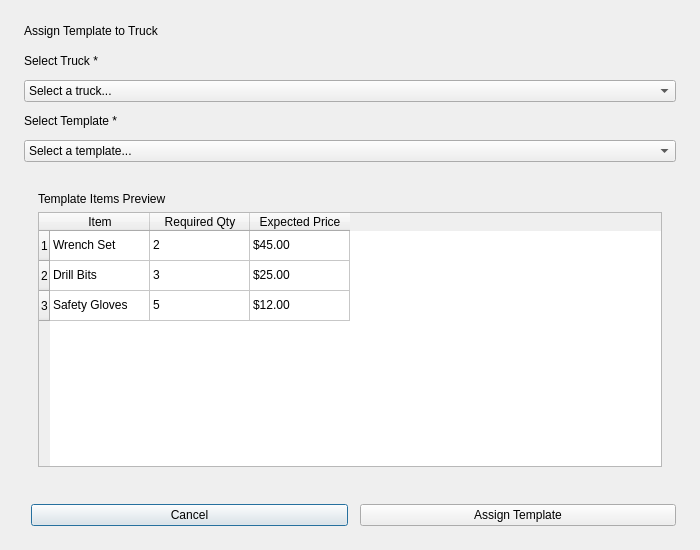
Before: the Qt Designer form InventoryQtApp/AssignTemplateDialog.ui in Felipeact/InventoryQtApp, drawn with Qt 5.
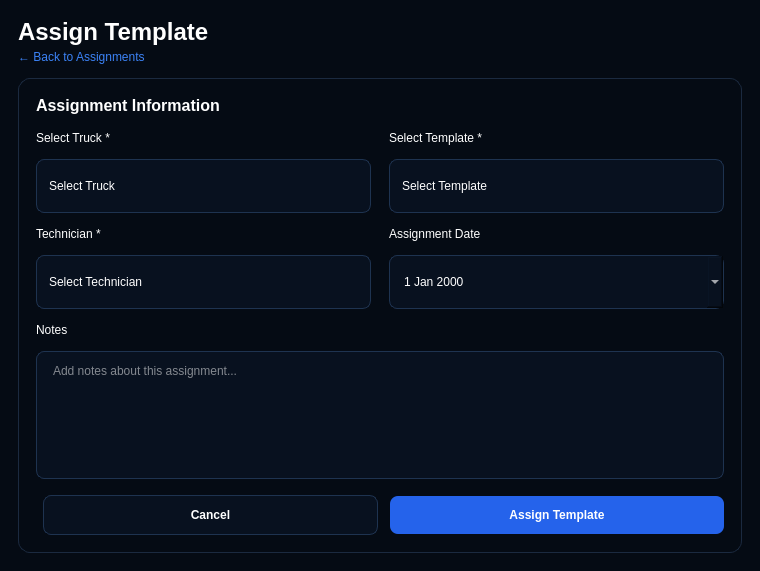
After: the same form once the commit is applied.

```diff
--- a/InventoryQtApp/AssignTemplateDialog.ui
+++ b/InventoryQtApp/AssignTemplateDialog.ui
@@ -6,278 +6,488 @@
 			<rect>
 				<x>0</x>
 				<y>0</y>
-				<width>700</width>
-				<height>550</height>
+				<width>760</width>
+				<height>520</height>
 			</rect>
 		</property>
+
 		<property name="windowTitle">
-			<string>Assign Template to Truck</string>
+			<string>Assign Template</string>
+		</property>
+
+		<property name="styleSheet">
+			<string notr="true">
+
+				QDialog#AssignTemplateDialogClass {
+				background-color: #050B14;
+				color: #FFFFFF;
+				font-family: "Segoe UI";
+				}
+
+				QLabel {
+				background: transparent;
+				color: #FFFFFF;
+				}
+
+				QLabel#dialogTitle {
+				font-size: 24px;
+				font-weight: 800;
+				}
+
+				QLabel#backLabel {
+				color: #3B82F6;
+				font-size: 12px;
+				}
+
+				QWidget#formCard {
+				background: qlineargradient(
+				x1:0, y1:0,
+				x2:1, y2:1,
+				stop:0 #0B1626,
+				stop:1 #091322
+				);
+				border: 1px solid #1B2A40;
+				border-radius: 12px;
+				}
+
+				QLabel#sectionTitle {
+				font-size: 16px;
+				font-weight: 800;
+				color: #FFFFFF;
+				}
+
+				QLabel#fieldLabel {
+				color: #CBD5E1;
+				font-size: 12px;
+				font-weight: 600;
+				}
+
+				QComboBox,
+				QDateEdit,
+				QPlainTextEdit {
+				background-color: #08111F;
+				border: 1px solid #1E3350;
+				border-radius: 8px;
+				color: #FFFFFF;
+				padding: 8px 12px;
+				min-height: 36px;
+				font-size: 12px;
+				}
+
+				QComboBox:focus,
+				QDateEdit:focus,
+				QPlainTextEdit:focus {
+				border: 1px solid #2563EB;
+				}
+
+				QComboBox::drop-down {
+				border: none;
+				width: 26px;
+				}
+
+				QPlainTextEdit {
+				min-height: 110px;
+				}
+
+				QPushButton#cancelButton {
+				background-color: #08111F;
+				border: 1px solid #1E3350;
+				border-radius: 8px;
+				color: white;
+				min-height: 38px;
+				min-width: 120px;
+				font-weight: 700;
+				}
+
+				QPushButton#cancelButton:hover {
+				background-color: #111C2D;
+				}
+
+				QPushButton#assignButton {
+				background-color: #2563EB;
+				border: none;
+				border-radius: 8px;
+				color: white;
+				min-height: 38px;
+				min-width: 140px;
+				font-weight: 800;
+				}
+
+				QPushButton#assignButton:hover {
+				background-color: #1D4ED8;
+				}
+
+			</string>
 		</property>
 
 		<layout class="QVBoxLayout" name="rootLayout">
 			<property name="leftMargin">
-				<number>24</number>
+				<number>18</number>
 			</property>
+
 			<property name="topMargin">
-				<number>24</number>
+				<number>18</number>
 			</property>
+
 			<property name="rightMargin">
-				<number>24</number>
+				<number>18</number>
 			</property>
+
 			<property name="bottomMargin">
-				<number>24</number>
+				<number>18</number>
 			</property>
+
 			<property name="spacing">
-				<number>16</number>
+				<number>14</number>
 			</property>
 
-			<item>
-				<widget class="QLabel" name="dialogTitle">
-					<property name="text">
-						<string>Assign Template to Truck</string>
-					</property>
-				</widget>
-			</item>
+			<!-- TITLE -->
 
 			<item>
-				<layout class="QVBoxLayout" name="selectLayout">
+
+				<layout class="QVBoxLayout" name="titleLayout">
+
 					<property name="spacing">
-						<number>12</number>
+						<number>4</number>
 					</property>
 
 					<item>
-						<widget class="QLabel" name="truckLabel">
+
+						<widget class="QLabel" name="dialogTitle">
+
 							<property name="text">
-								<string>Select Truck *</string>
+								<string>Assign Template</string>
 							</property>
-						</widget>
-					</item>
 
-					<item>
-						<widget class="QComboBox" name="truckCombo">
-							<item>
-								<property name="text">
-									<string>Select a truck...</string>
-								</property>
-							</item>
-							<item>
-								<property name="text">
-									<string>Truck 1 - ABC-123</string>
-								</property>
-							</item>
-							<item>
-								<property name="text">
-									<string>Truck 2 - XYZ-456</string>
-								</property>
-							</item>
-							<item>
-								<property name="text">
-									<string>Truck 3 - DEF-789</string>
-								</property>
-							</item>
-							<item>
-								<property name="text">
-									<string>Truck 4 - GHI-012</string>
-								</property>
-							</item>
 						</widget>
+
 					</item>
 
 					<item>
-						<widget class="QLabel" name="templateLabel">
+
+						<widget class="QLabel" name="backLabel">
+
 							<property name="text">
-								<string>Select Template *</string>
+								<string>← Back to Assignments</string>
 							</property>
-						</widget>
-					</item>
 
-					<item>
-						<widget class="QComboBox" name="templateCombo">
-							<item>
-								<property name="text">
-									<string>Select a template...</string>
-								</property>
-							</item>
-							<item>
-								<property name="text">
-									<string>Standard Tools</string>
-								</property>
-							</item>
-							<item>
-								<property name="text">
-									<string>Safety Kit</string>
-								</property>
-							</item>
-							<item>
-								<property name="text">
-									<string>Power Tools</string>
-								</property>
-							</item>
-							<item>
-								<property name="text">
-									<string>Diagnostic Kit</string>
-								</property>
-							</item>
-							<item>
-								<property name="text">
-									<string>Emergency Kit</string>
-								</property>
-							</item>
 						</widget>
+
 					</item>
+
 				</layout>
+
 			</item>
 
+			<!-- FORM CARD -->
+
 			<item>
-				<widget class="QWidget" name="previewCard" native="true">
-					<layout class="QVBoxLayout" name="previewCardLayout">
+
+				<widget class="QWidget" name="formCard" native="true">
+
+					<layout class="QVBoxLayout" name="formCardLayout">
+
 						<property name="leftMargin">
-							<number>14</number>
+							<number>18</number>
 						</property>
+
 						<property name="topMargin">
-							<number>14</number>
+							<number>18</number>
 						</property>
+
 						<property name="rightMargin">
-							<number>14</number>
+							<number>18</number>
 						</property>
+
 						<property name="bottomMargin">
-							<number>14</number>
+							<number>18</number>
 						</property>
 
+						<property name="spacing">
+							<number>16</number>
+						</property>
+
+						<!-- SECTION TITLE -->
+
 						<item>
-							<widget class="QLabel" name="previewTitle">
+
+							<widget class="QLabel" name="sectionTitle">
+
 								<property name="text">
-									<string>Template Items Preview</string>
+									<string>Assignment Information</string>
 								</property>
+
 							</widget>
+
 						</item>
 
+						<!-- FORM -->
+
 						<item>
-							<widget class="QTableWidget" name="previewTable">
-								<property name="columnCount">
-									<number>3</number>
+
+							<layout class="QGridLayout" name="formGrid">
+
+								<property name="horizontalSpacing">
+									<number>18</number>
 								</property>
-								<property name="rowCount">
-									<number>3</number>
+
+								<property name="verticalSpacing">
+									<number>14</number>
 								</property>
 								<property name="maximumHeight">
 									<number>150</number>
 								</property>
 
-								<column>
-									<property name="text">
-										<string>Item</string>
-									</property>
-								</column>
-								<column>
-									<property name="text">
-										<string>Required Qty</string>
-									</property>
-								</column>
-								<column>
-									<property name="text">
-										<string>Expected Price</string>
-									</property>
-								</column>
+								<!-- TRUCK -->
 
 								<item row="0" column="0">
-									<property name="text">
-										<string>Wrench Set</string>
-									</property>
-								</item>
-								<item row="0" column="1">
-									<property name="text">
-										<string>2</string>
-									</property>
-								</item>
-								<item row="0" column="2">
-									<property name="text">
-										<string>$45.00</string>
-									</property>
+
+									<widget class="QLabel" name="truckLabel">
+
+										<property name="text">
+											<string>Select Truck *</string>
+										</property>
+
+									</widget>
+
 								</item>
 
 								<item row="1" column="0">
-									<property name="text">
-										<string>Drill Bits</string>
-									</property>
+
+									<widget class="QComboBox" name="truckComboBox">
+
+										<item>
+											<property name="text">
+												<string>Select Truck</string>
+											</property>
+										</item>
+
+										<item>
+											<property name="text">
+												<string>Truck 1 - ABC-123</string>
+											</property>
+										</item>
+
+										<item>
+											<property name="text">
+												<string>Truck 2 - DEF-456</string>
+											</property>
+										</item>
+
+										<item>
+											<property name="text">
+												<string>Truck 3 - GHI-789</string>
+											</property>
+										</item>
+
+									</widget>
+
 								</item>
+
+								<!-- TEMPLATE -->
+
+								<item row="0" column="1">
+
+									<widget class="QLabel" name="templateLabel">
+
+										<property name="text">
+											<string>Select Template *</string>
+										</property>
+
+									</widget>
+
+								</item>
+
 								<item row="1" column="1">
-									<property name="text">
-										<string>3</string>
-									</property>
+
+									<widget class="QComboBox" name="templateComboBox">
+
+										<item>
+											<property name="text">
+												<string>Select Template</string>
+											</property>
+										</item>
+
+										<item>
+											<property name="text">
+												<string>HVAC Basic</string>
+											</property>
+										</item>
+
+										<item>
+											<property name="text">
+												<string>Electrical Standard</string>
+											</property>
+										</item>
+
+										<item>
+											<property name="text">
+												<string>Full Truck Stock</string>
+											</property>
+										</item>
+
+									</widget>
+
 								</item>
-								<item row="1" column="2">
-									<property name="text">
-										<string>$25.00</string>
-									</property>
-								</item>
+
+								<!-- TECHNICIAN -->
 
 								<item row="2" column="0">
-									<property name="text">
-										<string>Safety Gloves</string>
-									</property>
+
+									<widget class="QLabel" name="technicianLabel">
+
+										<property name="text">
+											<string>Technician *</string>
+										</property>
+
+									</widget>
+
 								</item>
+
+								<item row="3" column="0">
+
+									<widget class="QComboBox" name="technicianComboBox">
+
+										<item>
+											<property name="text">
+												<string>Select Technician</string>
+											</property>
+										</item>
+
+										<item>
+											<property name="text">
+												<string>John Smith</string>
+											</property>
+										</item>
+
+										<item>
+											<property name="text">
+												<string>Mike Johnson</string>
+											</property>
+										</item>
+
+										<item>
+											<property name="text">
+												<string>Sarah Davis</string>
+											</property>
+										</item>
+
+									</widget>
+
+								</item>
+
+								<!-- DATE -->
+
 								<item row="2" column="1">
-									<property name="text">
-										<string>5</string>
-									</property>
+
+									<widget class="QLabel" name="dateLabel">
+
+										<property name="text">
+											<string>Assignment Date</string>
+										</property>
+
+									</widget>
+
 								</item>
-								<item row="2" column="2">
-									<property name="text">
-										<string>$12.00</string>
-									</property>
+
+								<item row="3" column="1">
+
+									<widget class="QDateEdit" name="assignmentDateEdit">
+
+										<property name="calendarPopup">
+											<bool>true</bool>
+										</property>
+
+									</widget>
+
 								</item>
-							</widget>
+
+								<!-- NOTES -->
+
+								<item row="4" column="0" colspan="2">
+
+									<widget class="QLabel" name="notesLabel">
+
+										<property name="text">
+											<string>Notes</string>
+										</property>
+
+									</widget>
+
+								</item>
+
+								<item row="5" column="0" colspan="2">
+
+									<widget class="QPlainTextEdit" name="notesInput">
+
+										<property name="placeholderText">
+											<string>Add notes about this assignment...</string>
+										</property>
+
+									</widget>
+
+								</item>
+
+							</layout>
+
 						</item>
+
+						<!-- BUTTONS -->
+
+						<item>
+
+							<layout class="QHBoxLayout" name="buttonLayout">
+
+								<property name="spacing">
+									<number>12</number>
+								</property>
+
+								<item>
+
+									<spacer name="buttonSpacer">
+
+										<property name="orientation">
+											<enum>Qt::Horizontal</enum>
+										</property>
+
+									</spacer>
+
+								</item>
+
+								<item>
+
+									<widget class="QPushButton" name="cancelButton">
+
+										<property name="text">
+											<string>Cancel</string>
+										</property>
+
+									</widget>
+
+								</item>
+
+								<item>
+
+									<widget class="QPushButton" name="assignButton">
+
+										<property name="text">
+											<string>Assign Template</string>
+										</property>
+
+									</widget>
+
+								</item>
+
+							</layout>
+
+						</item>
+
 					</layout>
+
 				</widget>
-			</item>
 
-			<item>
-				<spacer name="verticalSpacer">
-					<property name="orientation">
-						<enum>Qt::Vertical</enum>
-					</property>
-				</spacer>
 			</item>
 
-			<item>
-				<layout class="QHBoxLayout" name="buttonLayout">
-					<property name="spacing">
-						<number>12</number>
-					</property>
-
-					<item>
-						<spacer name="buttonSpacer">
-							<property name="orientation">
-								<enum>Qt::Horizontal</enum>
-							</property>
-						</spacer>
-					</item>
-
-					<item>
-						<widget class="QPushButton" name="cancelButton">
-							<property name="text">
-								<string>Cancel</string>
-							</property>
-							<property name="minimumWidth">
-								<number>100</number>
-							</property>
-						</widget>
-					</item>
-
-					<item>
-						<widget class="QPushButton" name="assignButton">
-							<property name="text">
-								<string>Assign Template</string>
-							</property>
-							<property name="minimumWidth">
-								<number>140</number>
-							</property>
-						</widget>
-					</item>
-				</layout>
-			</item>
 		</layout>
 	</widget>
 	<resources/>
```
Left out of the diff: 7 changed lines with no effect on the pictures.
